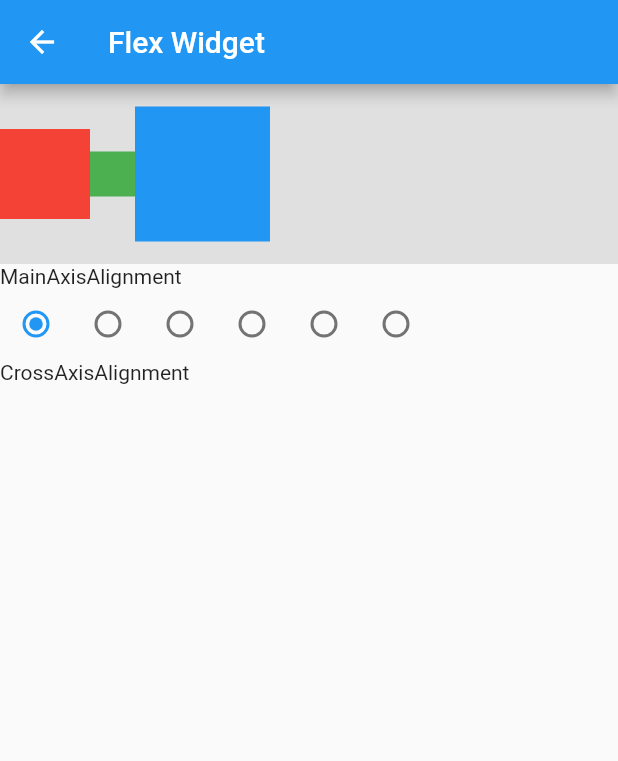
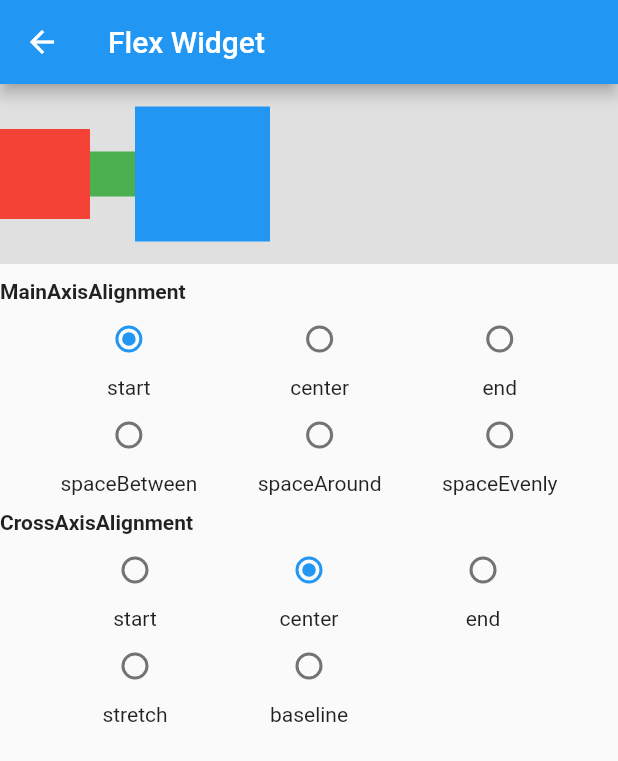
Before and after one commit to lanpuhu/flutter-study, a Flutter app: the FlexPage screen opened directly, on a phone screen of 412 x 824 dp. Shown: the top 761 px of the screen. Run offline on Flutter 3.47's test engine with Material 2 defaults, Android fonts, the phone set to English and light mode, and no system bars.

Commit message:
Update flex page
Signed-off-by: lanpuhu <lanpuhu@126.com>

```diff
--- a/demo/lib/layout/flex_page.dart
+++ b/demo/lib/layout/flex_page.dart
@@ -15,6 +15,7 @@ class FlexAlignmentContent extends StatelessWidget {
     return Row(
       mainAxisAlignment: this.mainAxisAlignment,
       crossAxisAlignment: this.crossAxisAlignment,
+      textBaseline: TextBaseline.alphabetic,
       children: <Widget>[
         Container(
           width: 60,
@@ -51,6 +52,12 @@ class _FlexPageState extends State<FlexPage> {
     });
   }
 
+  void updateCrossAxisAlignment(value) {
+    setState(() {
+      _crossAxisAlignment = value;
+    });
+  }
+
   @override
   Widget build(BuildContext context) {
     return Scaffold(
@@ -65,48 +72,131 @@ class _FlexPageState extends State<FlexPage> {
             color: Colors.grey[300],
             child: FlexAlignmentContent(
               mainAxisAlignment: this._mainAxisAlignment,
-              crossAxisAlignment: CrossAxisAlignment.center,
+              crossAxisAlignment: this._crossAxisAlignment,
             ),
           ),
-          Text(
+          Padding(
+            padding: EdgeInsets.only(
+              top: 10
+            ),
+            child: Text(
               "MainAxisAlignment",
+              style: TextStyle(
+                  fontWeight: FontWeight.bold
+              ),
+            ),
           ),
           Row(
+            mainAxisAlignment: MainAxisAlignment.spaceEvenly,
+            children: <Widget>[
+              Column(
                 children: <Widget>[
                   Radio(
                     value: MainAxisAlignment.start,
                     groupValue: this._mainAxisAlignment,
-                onChanged: (value) => this.updateMainAxisAlignment(value),
+                    onChanged: this.updateMainAxisAlignment,
                   ),
+                  Text('start'),
+                  Radio(
+                    value: MainAxisAlignment.spaceBetween,
+                    groupValue: this._mainAxisAlignment,
+                    onChanged: this.updateMainAxisAlignment,
+                  ),
+                  Text('spaceBetween'),
+                ],
+              ),
+              Column(
+                children: <Widget>[
                   Radio(
                     value: MainAxisAlignment.center,
                     groupValue: this._mainAxisAlignment,
-                onChanged: (value) => this.updateMainAxisAlignment(value),
+                    onChanged: this.updateMainAxisAlignment,
                   ),
+                  Text('center'),
+                  Radio(
+                    value: MainAxisAlignment.spaceAround,
+                    groupValue: this._mainAxisAlignment,
+                    onChanged: this.updateMainAxisAlignment,
+                  ),
+                  Text('spaceAround'),
+                ],
+              ),
+              Column(
+                children: <Widget>[
                   Radio(
                     value: MainAxisAlignment.end,
                     groupValue: this._mainAxisAlignment,
-                onChanged: (value) => this.updateMainAxisAlignment(value),
+                    onChanged: this.updateMainAxisAlignment,
                   ),
-              Radio(
-                value: MainAxisAlignment.spaceBetween,
-                groupValue: this._mainAxisAlignment,
-                onChanged: (value) => this.updateMainAxisAlignment(value),
-              ),
-              Radio(
-                value: MainAxisAlignment.spaceAround,
-                groupValue: this._mainAxisAlignment,
-                onChanged: (value) => this.updateMainAxisAlignment(value),
-              ),
+                  Text('end'),
                   Radio(
                     value: MainAxisAlignment.spaceEvenly,
                     groupValue: this._mainAxisAlignment,
-                onChanged: (value) => this.updateMainAxisAlignment(value),
+                    onChanged: this.updateMainAxisAlignment,
+                  ),
+                  Text('spaceEvenly'),
+                ],
               ),
             ],
           ),
-          Text(
+          Padding(
+            padding: EdgeInsets.only(
+                top: 10
+            ),
+            child: Text(
               "CrossAxisAlignment",
+              style: TextStyle(
+                  fontWeight: FontWeight.bold
+              ),
+            ),
+          ),
+          Row(
+            mainAxisAlignment: MainAxisAlignment.spaceEvenly,
+            crossAxisAlignment: CrossAxisAlignment.start,
+            children: <Widget>[
+              Column(
+                children: <Widget>[
+                  Radio(
+                    value: CrossAxisAlignment.start,
+                    groupValue: this._crossAxisAlignment,
+                    onChanged: this.updateCrossAxisAlignment,
+                  ),
+                  Text('start'),
+                  Radio(
+                    value: CrossAxisAlignment.stretch,
+                    groupValue: this._crossAxisAlignment,
+                    onChanged: this.updateCrossAxisAlignment,
+                  ),
+                  Text('stretch'),
+                ],
+              ),
+              Column(
+                children: <Widget>[
+                  Radio(
+                    value: CrossAxisAlignment.center,
+                    groupValue: this._crossAxisAlignment,
+                    onChanged: this.updateCrossAxisAlignment,
+                  ),
+                  Text('center'),
+                  Radio(
+                    value: CrossAxisAlignment.baseline,
+                    groupValue: this._crossAxisAlignment,
+                    onChanged: this.updateCrossAxisAlignment,
+                  ),
+                  Text('baseline'),
+                ],
+              ),
+              Column(
+                children: <Widget>[
+                  Radio(
+                    value: CrossAxisAlignment.end,
+                    groupValue: this._crossAxisAlignment,
+                    onChanged: this.updateCrossAxisAlignment,
+                  ),
+                  Text('end'),
+                ],
+              ),
+            ],
           ),
         ],
       ),
```
Lines whose indentation alone changed are shown as unchanged.
